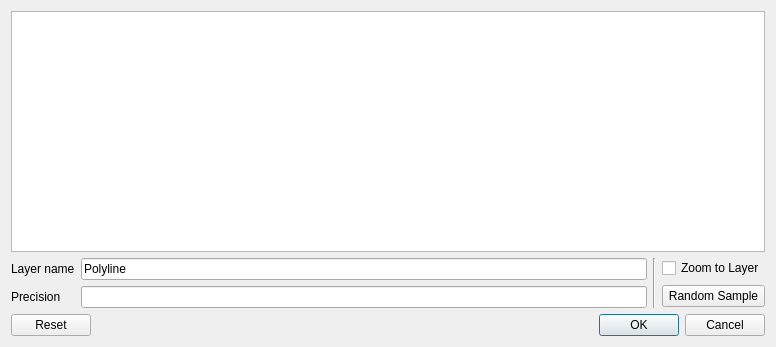
This is main_dialog.ui in ismailsunni/qgis-encoded-polyline as Qt 5 draws it before an edit. The edited form follows.
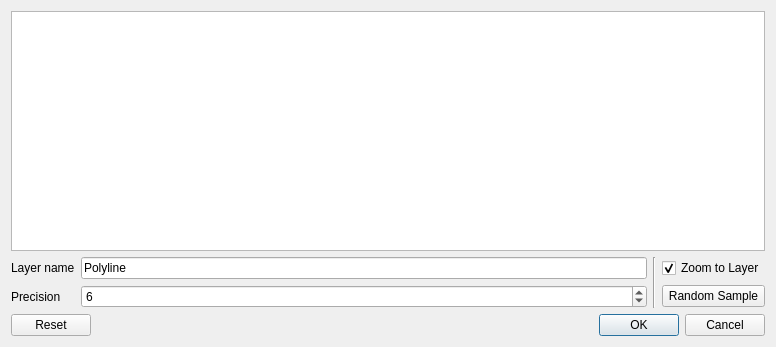
This is the edited form.

Commit message: Add precision functionality and zoom to layer by default.

The edit to the form file:
```diff
--- a/main_dialog.ui
+++ b/main_dialog.ui
@@ -48,7 +48,11 @@
       </widget>
      </item>
      <item row="1" column="1">
-      <widget class="QLineEdit" name="precisionLineEdit"/>
+      <widget class="QSpinBox" name="precisionSpinBox">
+       <property name="value">
+        <number>6</number>
+       </property>
+      </widget>
      </item>
     </layout>
    </item>
@@ -71,6 +75,9 @@
      <property name="text">
       <string>Zoom to Layer</string>
      </property>
+     <property name="checked">
+      <bool>true</bool>
+     </property>
     </widget>
    </item>
    <item row="1" column="1" rowspan="2">
```
The commit also changes 1 other file.
